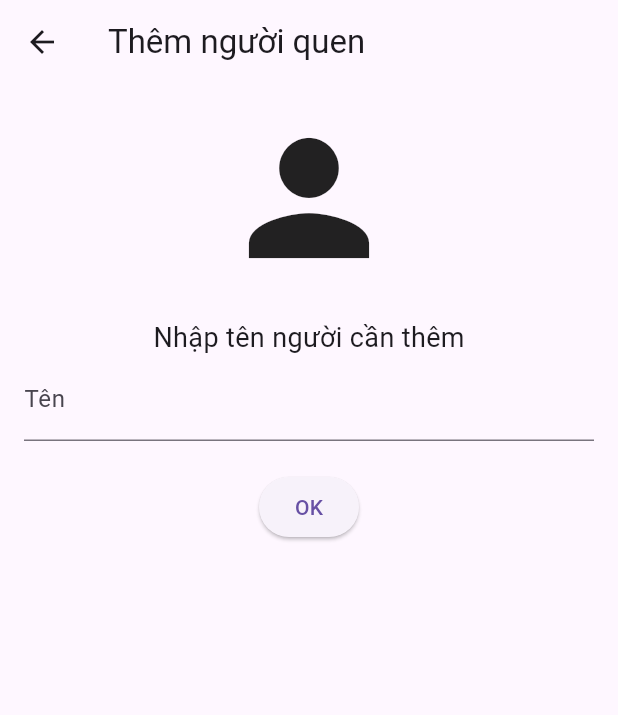
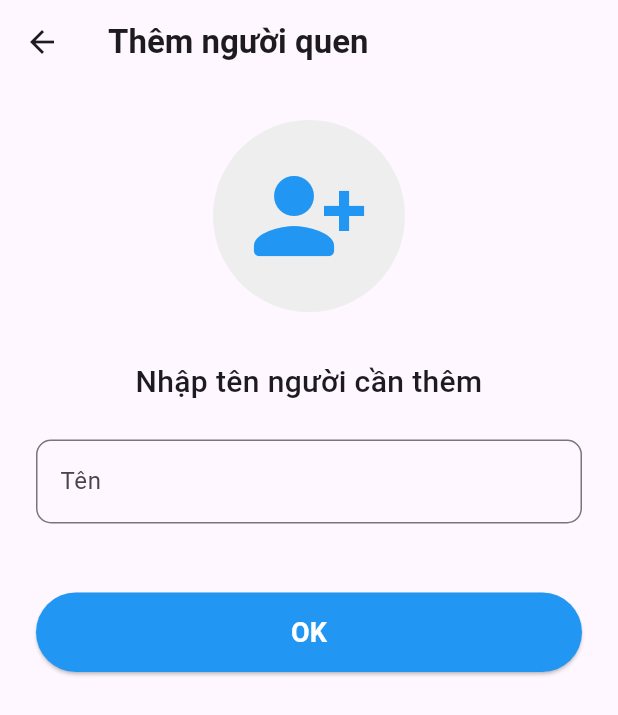
Before and after one commit to Lama2323/eyelink_app, a Flutter app: the AddFaceStepsPage screen opened directly, on a phone screen of 412 x 824 dp. Shown: the top 715 px of the screen. Run offline on Flutter 3.47's test engine with Material 3 defaults, Android fonts, the phone set to English and light mode, and no system bars; our stand-ins replace flutter_dotenv, flutter_local_notifications, image_cropper, image_picker, permission_handler, shared_preferences and 2 more; accounts and stored records are empty.

Commit message:
update ui

```diff
--- a/lib/screens/add_face_steps.dart
+++ b/lib/screens/add_face_steps.dart
@@ -22,27 +22,27 @@ class _AddFaceStepsPageState extends State<AddFaceStepsPage> {
   final List<Map<String, dynamic>> _steps = [
     {
       'instruction': 'Nhập tên người cần thêm',
-      'icon': Icons.person,
+      'icon': Icons.person_add_alt_1_rounded,
     },
     {
       'instruction': 'Chụp hình chính diện',
-      'icon': Icons.face,
+      'icon': Icons.face_retouching_natural_rounded,
     },
     {
       'instruction': 'Chụp hình mặt quay trái',
-      'icon': Icons.arrow_back,
+      'icon': Icons.arrow_circle_left_outlined,
     },
     {
       'instruction': 'Chụp hình mặt quay phải',
-      'icon': Icons.arrow_forward,
+      'icon': Icons.arrow_circle_right_outlined,
     },
     {
       'instruction': 'Chụp hình mặt ngước lên',
-      'icon': Icons.arrow_upward,
+      'icon': Icons.arrow_circle_up_outlined,
     },
     {
       'instruction': 'Chụp hình mặt cúi xuống',
-      'icon': Icons.arrow_downward,
+      'icon': Icons.arrow_circle_down_outlined,
     },
   ];
 
@@ -278,31 +278,63 @@ class _AddFaceStepsPageState extends State<AddFaceStepsPage> {
 
     return Scaffold(
       appBar: AppBar(
-        title: const Text('Thêm người quen'),
+        title: const Text('Thêm người quen', style: TextStyle(fontWeight: FontWeight.bold)), // Bold title
       ),
-      body: Padding(
-        padding: const EdgeInsets.all(16),
+      body: SingleChildScrollView(
+        padding: const EdgeInsets.all(24.0),
         child: Center(
           child: Column(
+            mainAxisAlignment: MainAxisAlignment.center, // Center content vertically
             children: [
-              Icon(
+              Container(
+                padding: const EdgeInsets.all(24.0),
+                decoration: BoxDecoration(
+                  color: Colors.grey[200],
+                  shape: BoxShape.circle,
+                ),
+                child: Icon(
                   step['icon'],
-                size: 120,
+                  size: 80, // Reduced icon size
+                  color: Colors.blue,
                 ),
-              const SizedBox(height: 20),
+              ),
+              const SizedBox(height: 32),
               Text(
                 step['instruction'],
-                style: const TextStyle(fontSize: 18),
+                style: const TextStyle(fontSize: 20, fontWeight: FontWeight.w500),
+                textAlign: TextAlign.center,
               ),
               if (_currentStep == 0)
-                TextField(
+                Padding(
+                  padding: const EdgeInsets.only(top: 24.0),
+                  child: SizedBox(
+                    // Giới hạn chiều cao của TextField
+                    height: 70,
+                    child: TextField(
                       controller: _nameController,
-                  decoration: const InputDecoration(labelText: 'Tên'),
+                      maxLines: null, // Cho phép xuống dòng
+                      keyboardType: TextInputType.multiline, // Bàn phím multiline
+                      decoration: InputDecoration(
+                        labelText: 'Tên',
+                        border: OutlineInputBorder(
+                          borderRadius: BorderRadius.circular(10.0),
                         ),
-              const SizedBox(height: 20),
-              ElevatedButton(
+                      ),
+                    ),
+                  )
+                ),
+              const SizedBox(height: 32),
+              SizedBox(
+                width: double.infinity, // Full width button
+                child: ElevatedButton(
                   onPressed: _nextStep,
-                child: const Text('OK'),
+                  style: ElevatedButton.styleFrom(
+                    backgroundColor: Colors.blue,
+                    padding: const EdgeInsets.symmetric(vertical: 16.0),
+                    textStyle: const TextStyle(fontSize: 18, fontWeight: FontWeight.bold),
+                  ),
+                  child: const Text('OK', style: TextStyle(color: Colors.white)),
+                ),
               ),
             ],
           ),
@@ -322,5 +354,4 @@ class _AddFaceStepsPageState extends State<AddFaceStepsPage> {
     _nameController.dispose();
     super.dispose();
   }
-
 }
```
Lines whose indentation alone changed are shown as unchanged.
